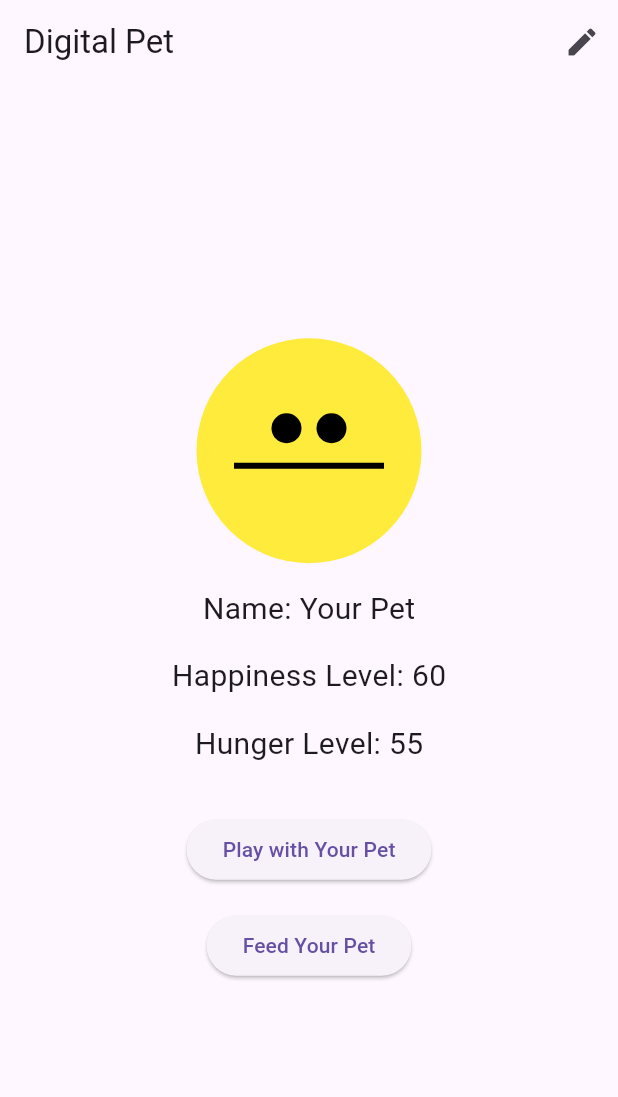
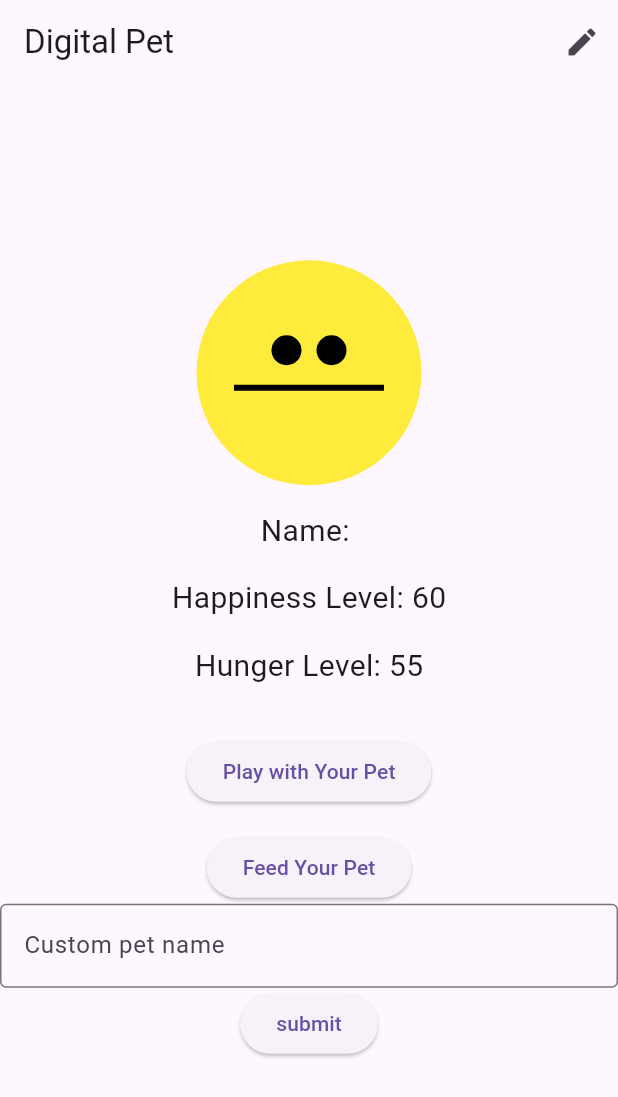
Before and after one commit to chris6896/cw03, a Flutter app: the screen it shows after launch, after a tap on "Play with Your Pet", on a phone screen of 412 x 824 dp. Shown: the top 1097 px of the screen. Run offline on Flutter 3.47's test engine with Material 3 defaults, Android fonts, the phone set to English and light mode, and no system bars.

Commit message:
added name text field

```diff
--- a/flutter_application_4/lib/main.dart
+++ b/flutter_application_4/lib/main.dart
@@ -14,12 +14,13 @@ class DigitalPetApp extends StatefulWidget {
 }
 
 class _DigitalPetAppState extends State<DigitalPetApp> {
-  String petName = "Your Pet";
+  String petName = "";
   int happinessLevel = 50;
   int hungerLevel = 50;
   Timer? _hungerTimer;
   Timer? _happinessTimer;
   int happinessTimerSeconds = 0;
+  final TextEditingController myController = TextEditingController();
 
   @override
   void initState() {
@@ -79,7 +80,7 @@ class _DigitalPetAppState extends State<DigitalPetApp> {
   }
 
   void _checkGameOver() {
-    if (hungerLevel >= 100 || happinessLevel <= 10) {
+    if (hungerLevel >= 100 && happinessLevel <= 10) {
       _hungerTimer?.cancel();
       _happinessTimer?.cancel();
       _showGameOverDialog('Game Over', 'Your pet is too unhappy or hungry!');
@@ -236,6 +237,23 @@ class _DigitalPetAppState extends State<DigitalPetApp> {
               onPressed: _feedPet,
               child: Text('Feed Your Pet'),
             ),
+            TextField(
+              controller: myController, // Link the controller to the TextField
+              decoration: InputDecoration(
+                border: OutlineInputBorder(),
+                hintText: 'Custom pet name',
+              ),
+              keyboardType: TextInputType.number, // Restrict input to numbers
+            ),
+            ElevatedButton(
+            onPressed: () {
+              setState(() {
+
+                petName = myController.text;
+              });
+            },
+            child: Text('submit'),
+          ),
           ],
         ),
       ),
```
